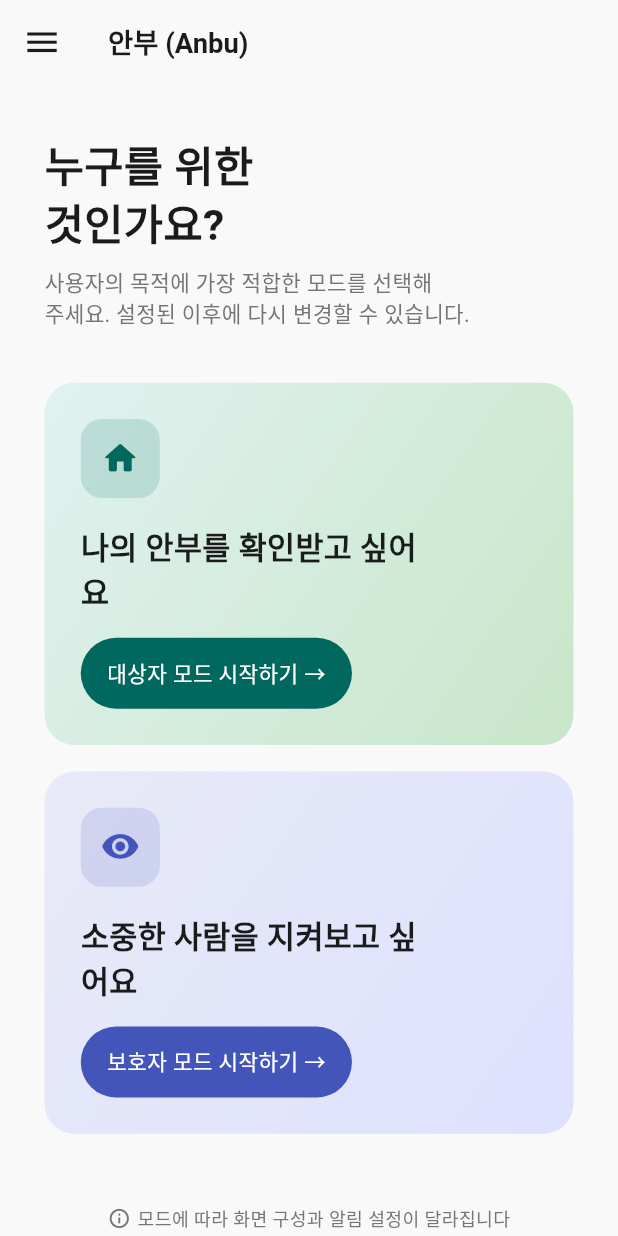
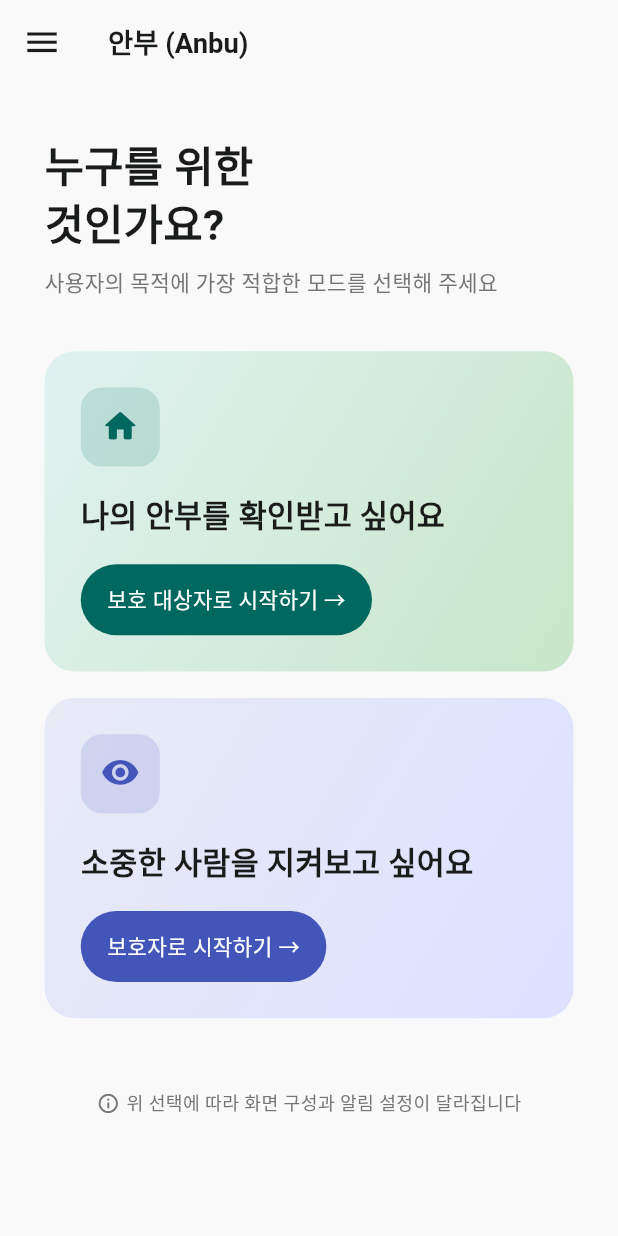
Before and after one commit to l10s18bok/kr.co.anbucheck, a Flutter app: the ModeSelectPage screen opened by its route, on a phone screen of 412 x 824 dp. Run offline on Flutter 3.47's test engine with Material 3 defaults, Android fonts, the phone set to English and light mode, and no system bars; our stand-ins replace battery_plus, connectivity_plus, device_info_plus, dio, firebase_core, firebase_messaging and 11 more; missing offline and left inert: a package; accounts and stored records are empty; network calls fail.

Commit message:
개선: UI 용어 통일, iOS 알림 권한 흐름 수정, 모드 변경 다이얼로그 개선
- UI 용어: "대상자" → "보호 대상자" 전체 통일 (23곳)
- iOS 알림 권한: main() 즉시 요청 → PermissionPage에서 요청으로 이동
  (getToken hang 방어용 timeout 추가, 기존 사용자 재발급 처리)
- 모드 변경 다이얼로그: 2버튼 → 3버튼 (취소/변경/기존 모드로 계속)
  취소 시 앱 강제 종료, 변경 시 서버 계정 삭제 후 새 모드 재등록

Co-Authored-By: Claude Sonnet 4.6 <noreply@anthropic.com>

```diff
--- a/lib/app/core/translations/ko_kr.dart
+++ b/lib/app/core/translations/ko_kr.dart
@@ -25,7 +25,7 @@ abstract class KoKr {
     'mode_subject': '나의 안전을\n확인받고 싶어요',
     'mode_subject_desc': '매일 자동으로 안부 확인이\n전송됩니다',
     'mode_guardian': '소중한 사람을\n지켜보고 싶어요',
-    'mode_guardian_desc': '대상자의 안전 상태를\n실시간으로 확인합니다',
+    'mode_guardian_desc': '보호 대상자의 안전 상태를\n실시간으로 확인합니다',
     'mode_select_notice': '모드는 나중에 변경할 수 없습니다',
 
     // 권한 요청
@@ -57,13 +57,13 @@ abstract class KoKr {
 
     // 보호자 대시보드
     'guardian_dashboard_title': '대시보드',
-    'guardian_dashboard_empty': '아직 연결된 대상자가 없습니다',
-    'guardian_dashboard_add': '대상자 추가',
+    'guardian_dashboard_empty': '아직 연결된 보호 대상자가 없습니다',
+    'guardian_dashboard_add': '보호 대상자 추가',
     'guardian_dashboard_status_normal': '정상',
     'guardian_dashboard_status_caution': '주의',
     'guardian_dashboard_status_warning': '경고',
     'guardian_dashboard_status_urgent': '긴급',
-    'guardian_add_subject_title': '대상자 추가',
+    'guardian_add_subject_title': '보호 대상자 추가',
     'guardian_add_subject_code_hint': '고유 코드를 입력하세요',
     'guardian_add_subject_alias_hint': '별칭을 입력하세요 (예: 어머니)',
     'guardian_add_subject_connect': '연결하기',
--- a/lib/app/core/widgets/add_subject_button.dart
+++ b/lib/app/core/widgets/add_subject_button.dart
@@ -39,7 +39,7 @@ class AddSubjectButton extends StatelessWidget {
               ),
               SizedBox(height: 10.h),
               Text(
-                '새로운 대상자 추가',
+                '새로운 보호 대상자 추가',
                 style: AppTextTheme.bodyMedium(
                   color: AppColors.textSecondary,
                   fw: FontWeight.w500,
--- a/lib/app/data/datasources/local/notification_local_datasource.dart
+++ b/lib/app/data/datasources/local/notification_local_datasource.dart
@@ -108,7 +108,7 @@ class NotificationLocalDatasource {
       // 지난 알림
       {
         'title': '경고',
-        'body': '대상자 폰 사용이 48시간째 감지되지 않습니다.',
+        'body': '보호 대상자 폰 사용이 48시간째 감지되지 않습니다.',
         'alert_level': 'warning',
         'invite_code': 'ABC-1234',
         'received_at':
--- a/lib/app/data/datasources/remote/subject_remote_datasource.dart
+++ b/lib/app/data/datasources/remote/subject_remote_datasource.dart
@@ -12,7 +12,7 @@ class SubjectRemoteDatasource {
       headers: _auth(deviceToken),
     );
     if (!result.isOk) {
-      throw Exception('대상자 목록 조회 실패 (${result.statusCode})');
+      throw Exception('보호 대상자 목록 조회 실패 (${result.statusCode})');
     }
     return Map<String, dynamic>.from(result.body as Map);
   }
@@ -28,7 +28,7 @@ class SubjectRemoteDatasource {
       headers: _auth(deviceToken),
     );
     if (!result.isOk) {
-      throw Exception('대상자 연결 실패 (${result.statusCode}): ${result.bodyString}');
+      throw Exception('보호 대상자 연결 실패 (${result.statusCode}): ${result.bodyString}');
     }
     return Map<String, dynamic>.from(result.body as Map);
   }
@@ -40,7 +40,7 @@ class SubjectRemoteDatasource {
       headers: _auth(deviceToken),
     );
     if (!result.isOk) {
-      throw Exception('대상자 연결 해제 실패 (${result.statusCode})');
+      throw Exception('보호 대상자 연결 해제 실패 (${result.statusCode})');
     }
   }
 
--- a/lib/app/modules/guardian_add_subject/controllers/guardian_add_subject_controller.dart
+++ b/lib/app/modules/guardian_add_subject/controllers/guardian_add_subject_controller.dart
@@ -45,12 +45,12 @@ class GuardianAddSubjectController extends BaseController {
       }
 
       Get.back(result: true);
-      Get.snackbar('완료', '대상자가 연결되었습니다.', snackPosition: SnackPosition.BOTTOM);
+      Get.snackbar('완료', '보호 대상자가 연결되었습니다.', snackPosition: SnackPosition.BOTTOM);
     } catch (e) {
       final msg = e.toString().contains('404')
           ? '유효하지 않은 코드입니다.'
           : e.toString().contains('409')
-              ? '이미 연결된 대상자입니다.'
+              ? '이미 연결된 보호 대상자입니다.'
               : '연결에 실패했습니다. 잠시 후 다시 시도해 주세요.';
       Get.snackbar('오류', msg, snackPosition: SnackPosition.BOTTOM);
     } finally {
--- a/lib/app/modules/guardian_add_subject/views/guardian_add_subject_page.dart
+++ b/lib/app/modules/guardian_add_subject/views/guardian_add_subject_page.dart
@@ -24,7 +24,7 @@ class GuardianAddSubjectPage extends GetWidget<GuardianAddSubjectController> {
           icon: Icon(Icons.arrow_back, color: AppColors.onSurface, size: 24.w),
           onPressed: () => Get.back(),
         ),
-        title: Text('대상자 연결', style: AppTextTheme.headlineSmall()),
+        title: Text('보호 대상자 연결', style: AppTextTheme.headlineSmall()),
       ),
       body: SingleChildScrollView(
         padding: EdgeInsets.symmetric(horizontal: AppSpacing.horizontalMargin),
@@ -35,7 +35,7 @@ class GuardianAddSubjectPage extends GetWidget<GuardianAddSubjectController> {
 
             // 안내 문구
             Text(
-              '연결할 대상자의 고유 코드\n와 별칭을 입력해주세요.',
+              '연결할 보호 대상자의 고유 코드\n와 별칭을 입력해주세요.',
               style: AppTextTheme.headlineLarge(),
             ),
             SizedBox(height: AppSpacing.sm),
@@ -100,7 +100,7 @@ class GuardianAddSubjectPage extends GetWidget<GuardianAddSubjectController> {
                 SizedBox(width: 4.w),
                 Expanded(
                   child: Text(
-                    '고유 코드는 대상자의 앱에서 확인할 수 있습니다.',
+                    '고유 코드는 보호 대상자의 앱에서 확인할 수 있습니다.',
                     style: AppTextTheme.bodySmall(),
                   ),
                 ),
@@ -110,7 +110,7 @@ class GuardianAddSubjectPage extends GetWidget<GuardianAddSubjectController> {
 
             // 대상자 별칭
             Text(
-              '대상자 별칭',
+              '보호 대상자 별칭',
               style: AppTextTheme.labelMedium(
                 color: AppColors.onSurface,
                 fw: FontWeight.w600,
--- a/lib/app/modules/guardian_connection_management/views/guardian_connection_management_page.dart
+++ b/lib/app/modules/guardian_connection_management/views/guardian_connection_management_page.dart
@@ -57,7 +57,7 @@ class GuardianConnectionManagementPage
                         text: TextSpan(
                           children: [
                             TextSpan(
-                              text: '관리 대상자 수 ',
+                              text: '관리 보호 대상자 수 ',
                               style: AppTextTheme.headlineMedium(),
                             ),
                             TextSpan(
@@ -77,7 +77,7 @@ class GuardianConnectionManagementPage
                 SizedBox(height: AppSpacing.lg),
 
                 // 연결된 대상자 섹션
-                Text('연결된 대상자',
+                Text('연결된 보호 대상자',
                     style: AppTextTheme.headlineSmall(fw: FontWeight.w600)),
                 SizedBox(height: AppSpacing.lg),
 
@@ -120,9 +120,9 @@ class GuardianConnectionManagementPage
                       SizedBox(width: AppSpacing.sm),
                       Expanded(
                         child: Text(
-                          '연결 해제 시 해당 대상자의 데이터는 삭제됩니다.\n'
+                          '연결 해제 시 해당 보호 대상자의 데이터는 삭제됩니다.\n'
                           '재연결 시 이전의 기록을 복구할 수 없으며,\n'
-                          '대상자 코드를 다시 입력해야 합니다.',
+                          '보호 대상자 코드를 다시 입력해야 합니다.',
                           style: AppTextTheme.bodySmall(
                               color: const Color(0xFFE65100)),
                         ),
@@ -405,7 +405,7 @@ class _EditSubjectDialogState extends State<_EditSubjectDialog> {
   @override
   Widget build(BuildContext context) {
     return AlertDialog(
-      title: Text('대상자 편집', style: AppTextTheme.headlineSmall()),
+      title: Text('보호 대상자 편집', style: AppTextTheme.headlineSmall()),
       content: Column(
         mainAxisSize: MainAxisSize.min,
         crossAxisAlignment: CrossAxisAlignment.start,
--- a/lib/app/modules/guardian_dashboard/controllers/guardian_dashboard_controller.dart
+++ b/lib/app/modules/guardian_dashboard/controllers/guardian_dashboard_controller.dart
@@ -44,7 +44,7 @@ class GuardianDashboardController extends BaseController {
       await _svc.load(force: force);
       _mapSubjects();
     } catch (e) {
-      Get.snackbar('오류', '대상자 목록을 불러오지 못했습니다.',
+      Get.snackbar('오류', '보호 대상자 목록을 불러오지 못했습니다.',
           snackPosition: SnackPosition.BOTTOM);
     } finally {
       isLoading = false;
--- a/lib/app/modules/guardian_dashboard/views/guardian_dashboard_page.dart
+++ b/lib/app/modules/guardian_dashboard/views/guardian_dashboard_page.dart
@@ -90,7 +90,7 @@ class GuardianDashboardPage extends GetView<GuardianDashboardController> {
             Obx(() {
               final count = controller.subjects.length;
               final text = count == 0
-                  ? '연결된 대상자가 없습니다.'
+                  ? '연결된 보호 대상자가 없습니다.'
                   : '현재 $count명의 안부를\n확인 중입니다.';
               return Text(
                 text,
@@ -103,7 +103,7 @@ class GuardianDashboardPage extends GetView<GuardianDashboardController> {
             Row(
               mainAxisAlignment: MainAxisAlignment.spaceBetween,
               children: [
-                Text('대상자 리스트',
+                Text('보호 대상자 리스트',
                     style: AppTextTheme.bodyLarge(fw: FontWeight.w600)),
                 Obx(() {
                   final subjects = controller.subjects;
--- a/lib/app/modules/guardian_settings/views/guardian_settings_page.dart
+++ b/lib/app/modules/guardian_settings/views/guardian_settings_page.dart
@@ -108,7 +108,7 @@ class GuardianSettingsPage extends GetWidget<GuardianSettingsController> {
                         Row(
                           mainAxisAlignment: MainAxisAlignment.spaceBetween,
                           children: [
-                            Text('관리 대상자 수',
+                            Text('관리 보호 대상자 수',
                                 style: AppTextTheme.bodyMedium(
                                     color: AppColors.textSecondary)),
                             Obx(() => Text(
--- a/lib/app/modules/mode_select/views/mode_select_page.dart
+++ b/lib/app/modules/mode_select/views/mode_select_page.dart
@@ -22,10 +22,7 @@ class ModeSelectPage extends GetWidget<ModeSelectController> {
           icon: Icon(Icons.menu, color: AppColors.onSurface, size: 24.w),
           onPressed: () {},
         ),
-        title: Text(
-          '안부 (Anbu)',
-          style: AppTextTheme.headlineSmall(),
-        ),
+        title: Text('안부 (Anbu)', style: AppTextTheme.headlineSmall()),
       ),
       body: SafeArea(
         child: SingleChildScrollView(
@@ -36,13 +33,10 @@ class ModeSelectPage extends GetWidget<ModeSelectController> {
               SizedBox(height: AppSpacing.sp6),
 
               // 제목
-              Text(
-                '누구를 위한\n것인가요?',
-                style: AppTextTheme.displaySmall(),
-              ),
+              Text('누구를 위한\n것인가요?', style: AppTextTheme.displaySmall()),
               SizedBox(height: AppSpacing.sm),
               Text(
-                '사용자의 목적에 가장 적합한 모드를 선택해\n주세요. 설정된 이후에 다시 변경할 수 있습니다.',
+                '사용자의 목적에 가장 적합한 모드를 선택해 주세요',
                 style: AppTextTheme.bodyMedium(color: AppColors.textTertiary),
               ),
               SizedBox(height: AppSpacing.sp6),
@@ -52,8 +46,8 @@ class ModeSelectPage extends GetWidget<ModeSelectController> {
                 gradientColors: const [Color(0xFFE0F2F1), Color(0xFFC8E6C9)],
                 iconBackgroundColor: const Color(0xFF00685E),
                 icon: Icons.home_rounded,
-                title: '나의 안부를 확인받고 싶어\n요',
-                buttonLabel: '대상자 모드 시작하기 →',
+                title: '나의 안부를 확인받고 싶어요',
+                buttonLabel: '보호 대상자로 시작하기 →',
                 buttonColor: const Color(0xFF00685E),
                 onTap: controller.selectSubjectMode,
               ),
@@ -64,8 +58,8 @@ class ModeSelectPage extends GetWidget<ModeSelectController> {
                 gradientColors: const [Color(0xFFE8EAF6), Color(0xFFDDE1FF)],
                 iconBackgroundColor: const Color(0xFF4355B9),
                 icon: Icons.visibility_rounded,
-                title: '소중한 사람을 지켜보고 싶\n어요',
-                buttonLabel: '보호자 모드 시작하기 →',
+                title: '소중한 사람을 지켜보고 싶어요',
+                buttonLabel: '보호자로 시작하기 →',
                 buttonColor: const Color(0xFF4355B9),
                 onTap: controller.selectGuardianMode,
               ),
@@ -78,13 +72,9 @@ class ModeSelectPage extends GetWidget<ModeSelectController> {
                   child: Row(
                     mainAxisAlignment: MainAxisAlignment.center,
                     children: [
-                      Icon(Icons.info_outline,
-                          size: 14.w, color: AppColors.textTertiary),
+                      Icon(Icons.info_outline, size: 14.w, color: AppColors.textTertiary),
                       SizedBox(width: 4.w),
-                      Text(
-                        '모드에 따라 화면 구성과 알림 설정이 달라집니다',
-                        style: AppTextTheme.bodySmall(),
-                      ),
+                      Text('위 선택에 따라 화면 구성과 알림 설정이 달라집니다', style: AppTextTheme.bodySmall()),
                     ],
                   ),
                 ),
@@ -147,28 +137,17 @@ class _ModeCard extends StatelessWidget {
             SizedBox(height: AppSpacing.lg),
 
             // 제목
-            Text(
-              title,
-              style: AppTextTheme.headlineMedium(
-                color: AppColors.onSurface,
-              ),
-            ),
+            Text(title, style: AppTextTheme.headlineMedium(color: AppColors.onSurface)),
             SizedBox(height: AppSpacing.lg),
 
             // 시작 버튼
             Container(
-              padding: EdgeInsets.symmetric(
-                horizontal: AppSpacing.lg,
-                vertical: AppSpacing.md,
-              ),
+              padding: EdgeInsets.symmetric(horizontal: AppSpacing.lg, vertical: AppSpacing.md),
               decoration: BoxDecoration(
                 color: buttonColor,
                 borderRadius: BorderRadius.circular(24.r),
               ),
-              child: Text(
-                buttonLabel,
-                style: AppTextTheme.labelMedium(color: Colors.white),
-              ),
+              child: Text(buttonLabel, style: AppTextTheme.labelMedium(color: Colors.white)),
             ),
           ],
         ),
--- a/lib/app/modules/onboarding/controllers/onboarding_controller.dart
+++ b/lib/app/modules/onboarding/controllers/onboarding_controller.dart
@@ -61,28 +61,50 @@ class OnboardingController extends BaseController {
       final existingRole = response['existing_role'] as String?;
       if (existingRole != null) {
         isLoading = false;
-        final roleLabel = existingRole == 'subject' ? '대상자' : '보호자';
-        final confirmed = await Get.dialog<bool>(
+        final roleLabel = existingRole == 'subject' ? '보호 대상자' : '보호자';
+        final newRoleLabel = mode == 'subject' ? '보호 대상자' : '보호자';
+        // 'keep' | 'change' | null(취소)
+        final choice = await Get.dialog<String>(
+          barrierDismissible: false,
           AlertDialog(
             title: const Text('이미 등록된 기기'),
             content: Text(
-              '이 기기는 이미 $roleLabel 모드로 등록되어 있습니다.\n$roleLabel 모드로 계속하시겠습니까?',
+              '이 기기는 이미 $roleLabel 모드로 등록되어 있습니다.\n'
+              '$roleLabel 모드로 계속하시겠습니까?\n\n'
+              '아니면 $newRoleLabel 모드로 변경하시겠습니까?\n'
+              '변경하시면 기존 저장 내용은 모두 삭제됩니다.',
             ),
             actions: [
               TextButton(
-                onPressed: () => Get.back(result: false),
+                onPressed: () => exit(0),
                 child: const Text('취소'),
               ),
               TextButton(
-                onPressed: () => Get.back(result: true),
+                onPressed: () => Get.back(result: 'change'),
+                child: Text('$newRoleLabel 모드로 변경'),
+              ),
+              TextButton(
+                onPressed: () => Get.back(result: 'keep'),
                 child: Text('$roleLabel 모드로 계속'),
               ),
             ],
           ),
         );
-        if (confirmed != true) return;
-        // 서버의 기존 role로 진행
-        await _saveAndNavigate(response, existingRole);
+
+        if (choice == 'keep') {
+          isLoading = true;
+          await _saveAndNavigate(response, existingRole);
+          return;
+        }
+
+        // 변경 → 서버 계정 삭제 후 새 모드로 재등록
+        isLoading = true;
+        final oldToken = response['device_token'] as String?;
+        if (oldToken != null) {
+          await _userDs.deleteMe(oldToken);
+        }
+        await _tokenDs.clear();
+        await completeOnboarding();
         return;
       }
 
--- a/lib/app/modules/permission/views/permission_page.dart
+++ b/lib/app/modules/permission/views/permission_page.dart
@@ -44,7 +44,7 @@ class PermissionPage extends GetWidget<PermissionController> {
                 title: '알림 권한',
                 description: controller.isSubjectMode
                     ? '안부 확인 알림을 받기 위해 필요합니다'
-                    : '대상자의 안전 상태 알림을 받기 위해 필요합니다',
+                    : '보호 대상자의 안전 상태 알림을 받기 위해 필요합니다',
               ),
 
               // 배터리 최적화 카드 (대상자 모드 + Android만)
```
Also changed, not shown: lib/app/core/services/fcm_service.dart (+24 -7 lines), lib/app/data/datasources/remote/user_remote_datasource.dart (+13 -2 lines), lib/app/modules/permission/controllers/permission_controller.dart (+9 -2 lines), 2 other files.
